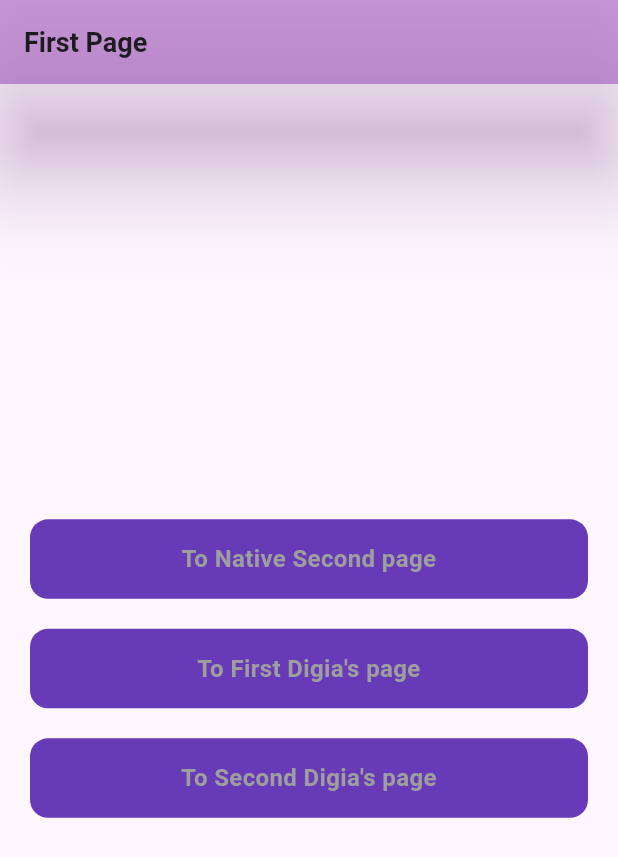
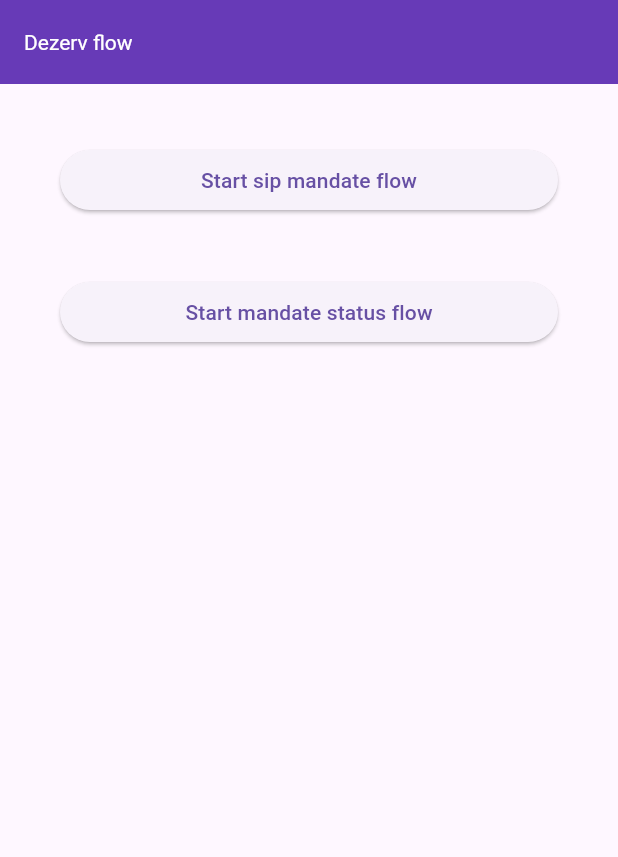
Before and after one commit to Digia-Technology-Private-Limited/digia_sdk_samples, a Flutter app: the screen it shows after launch, on a phone screen of 412 x 824 dp. Shown: the top 857 px of the screen. Run offline on Flutter 3.47's test engine with Material 3 defaults, Android fonts, the light colour scheme and no system bars; our stand-ins replace fluttertoast; missing offline and left inert: digia_ui.

Commit message:
added new flow pages

```diff
--- /dev/null
+++ b/lib/initial_page.dart
@@ -0,0 +1,36 @@
+import 'package:flutter/material.dart';
+
+class InitialPage extends StatelessWidget {
+  const InitialPage({super.key});
+
+  @override
+  Widget build(BuildContext context) {
+    return Scaffold(
+      appBar: AppBar(
+        title: const Text('Dezerv flow'),
+        backgroundColor: Colors.deepPurple,
+        titleTextStyle: const TextStyle(color: Colors.white),
+      ),
+      body: Padding(
+        padding: const EdgeInsets.all(40),
+        child: ListView(
+          children: [
+            ElevatedButton(
+                onPressed: () {
+                  Navigator.pushNamed(context, '/startSipAndMandateFlow');
+                },
+                child: const Text('Start sip mandate flow')),
+            const SizedBox(
+              height: 40,
+            ),
+            ElevatedButton(
+                onPressed: () {
+                  Navigator.pushNamed(context, '/startMandateStatusFlow');
+                },
+                child: const Text('Start mandate status flow'))
+          ],
+        ),
+      ),
+    );
+  }
+}
--- a/lib/main.dart
+++ b/lib/main.dart
@@ -1,7 +1,6 @@
-import 'package:digia_sdk_samples/digia_pages/digia_first_page.dart';
-import 'package:digia_sdk_samples/digia_pages/digia_second_page.dart';
-import 'package:digia_sdk_samples/native_pages/first_page.dart';
-import 'package:digia_sdk_samples/native_pages/second_page.dart';
+import 'package:digia_sdk_samples/dezerv_flows/start_sip_mandate_flow.dart';
+import 'package:digia_sdk_samples/dezerv_flows/start_mandate_status_flow.dart';
+import 'package:digia_sdk_samples/initial_page.dart';
 import 'package:digia_ui/digia_ui.dart';
 import 'package:flutter/material.dart';
 
@@ -19,10 +18,9 @@
     return MaterialApp(
       debugShowCheckedModeBanner: false,
       routes: {
-        '/nativeFirstPage': (context) => const FirstPage(),
-        '/nativeSecondPage': (context) => const SecondPage(),
-        '/digiaSipAndMandateFlow': (context) => const DigiaSipAndMandateFlow(),
-        '/digiaSecondPage': (context) => const DigiaSecondPage(),
+        '/initialPage': (context) => const InitialPage(),
+        '/startSipAndMandateFlow': (context) => const StartSipAndMandateFlow(),
+        '/startMandateStatusFlow': (context) => const StartMandateStatusFlow(),
       },
       home: FutureBuilder(
         future: DigiaUIClient.initializeFromNetwork(
@@ -72,7 +70,7 @@
           // final initialRouteData =
           //     DigiaUIClient.getConfigResolver().getfirstPageData();
 
-          return const FirstPage();
+          return const InitialPage();
         },
       ),
     );
--- a/lib/native_pages/first_page.dart
+++ /dev/null
@@ -1,125 +0,0 @@
-import 'package:flutter/material.dart';
-
-class FirstPage extends StatelessWidget {
-  const FirstPage({super.key});
-
-  @override
-  Widget build(BuildContext context) {
-    final args =
-        ModalRoute.of(context)?.settings.arguments as Map<String, String>?;
-    List<String> goToList = [
-      'To Native Second page',
-      'To First Digia\'s page',
-      'To Second Digia\'s page',
-    ];
-    return Scaffold(
-      appBar: AppBar(
-        elevation: 30,
-        shadowColor: Colors.purple.shade300,
-        backgroundColor: Colors.purple.withOpacity(0.4),
-        title: const Text(
-          'First Page',
-          style: TextStyle(
-            fontWeight: FontWeight.w700,
-            fontSize: 18,
-          ),
-        ),
-      ),
-      body: Padding(
-        padding: const EdgeInsets.symmetric(vertical: 10.0),
-        child: Column(
-          mainAxisSize: MainAxisSize.min,
-          crossAxisAlignment: CrossAxisAlignment.center,
-          children: [
-            Text(
-              args != null ? 'Navigated From ${args['navigatedFrom']}' : '',
-              textAlign: TextAlign.center,
-              style: const TextStyle(
-                fontWeight: FontWeight.w600,
-                fontSize: 16,
-              ),
-            ),
-            SizedBox(
-              height: MediaQuery.sizeOf(context).height * 0.3,
-            ),
-            Column(
-              crossAxisAlignment: CrossAxisAlignment.center,
-              mainAxisAlignment: MainAxisAlignment.center,
-              children: List.generate(
-                goToList.length,
-                (index) => InkWell(
-                  onTap: () {
-                    switch (index) {
-                      case 0:
-                        Navigator.pushNamed(
-                          context,
-                          '/nativeSecondPage',
-                          arguments: {'navigatedFrom': 'Native First Page'},
-                        );
-                      case 1:
-                        Navigator.pushNamed(
-                          context,
-                          '/digiaSipAndMandateFlow',
-                          arguments: {
-                            'sipMandate': {
-                              "dezerv_id": "664f574e0ccfca5dfc022379",
-                              "bank": {
-                                "name": "Paytm Payments Bank",
-                                "account_number": "********9169",
-                                "ifsc_code": "PYTM0123456"
-                              },
-                              "mandate": {
-                                "amount": 10000000,
-                                "currency": "INR",
-                                "frequency": "Monthly",
-                                "step_up": false,
-                                "step_up_perc": 0,
-                                "start_month": "May",
-                                "strategies": [
-                                  {
-                                    "name": "Alpha Beta Equity Strategy",
-                                    "strategy_id": "654b2dfbc24a9cf7cf67019a",
-                                    "clientId": "143522",
-                                  }
-                                ]
-                              }
-                            }
-                          },
-                        );
-                      case 2:
-                        Navigator.pushNamed(
-                          context,
-                          '/digiaSecondPage',
-                          arguments: {'navigatedFrom': 'Native First Page'},
-                        );
-                    }
-                  },
-                  child: Container(
-                    margin: const EdgeInsets.symmetric(
-                        horizontal: 20, vertical: 10),
-                    padding: const EdgeInsets.symmetric(
-                        horizontal: 20, vertical: 15),
-                    width: double.infinity,
-                    decoration: BoxDecoration(
-                        color: Colors.deepPurple,
-                        borderRadius: BorderRadius.circular(12)),
-                    child: Text(
-                      goToList[index],
-                      textAlign: TextAlign.center,
-                      style: const TextStyle(
-                        fontWeight: FontWeight.w600,
-                        fontSize: 16,
-                        color: Colors.grey,
-                      ),
-                    ),
-                  ),
-                ),
-              ),
-            ),
-            const Spacer()
-          ],
-        ),
-      ),
-    );
-  }
-}
```
Also changed, not shown: lib/dezerv_flows/start_mandate_status_flow.dart (added, +30 -0 lines), lib/dezerv_flows/start_sip_mandate_flow.dart (added, +83 -0 lines), lib/digia_pages/digia_first_page.dart (deleted, +0 -64 lines), lib/digia_pages/digia_second_page.dart (deleted, +0 -40 lines), lib/native_pages/second_page.dart (deleted, +0 -97 lines).
